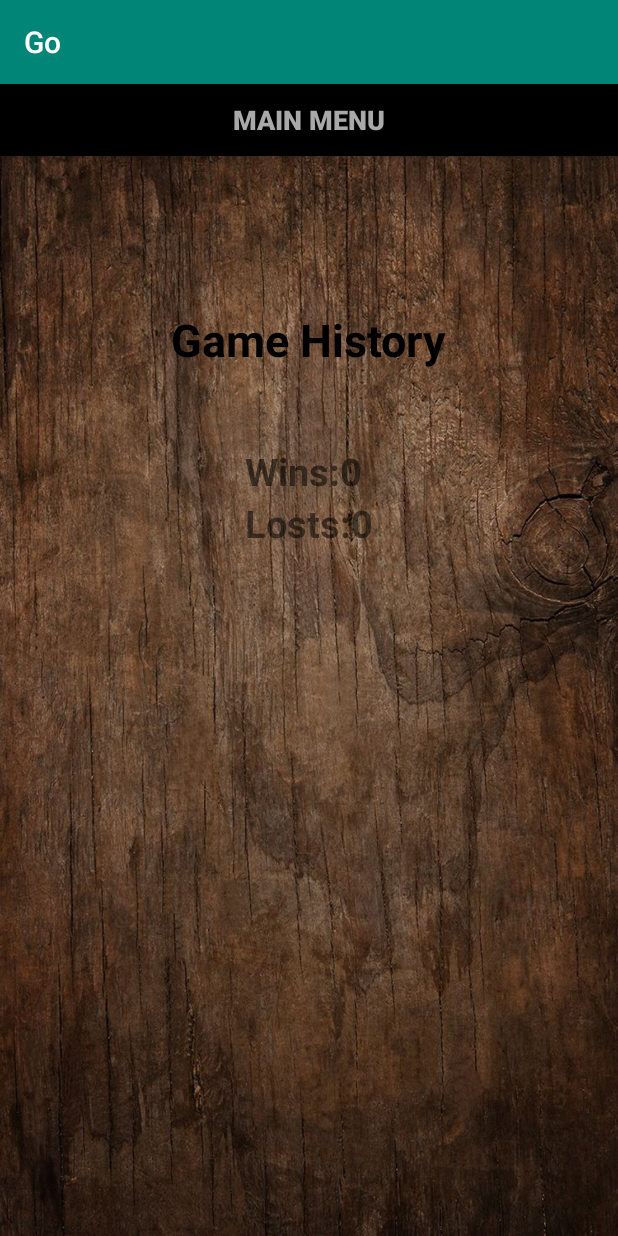
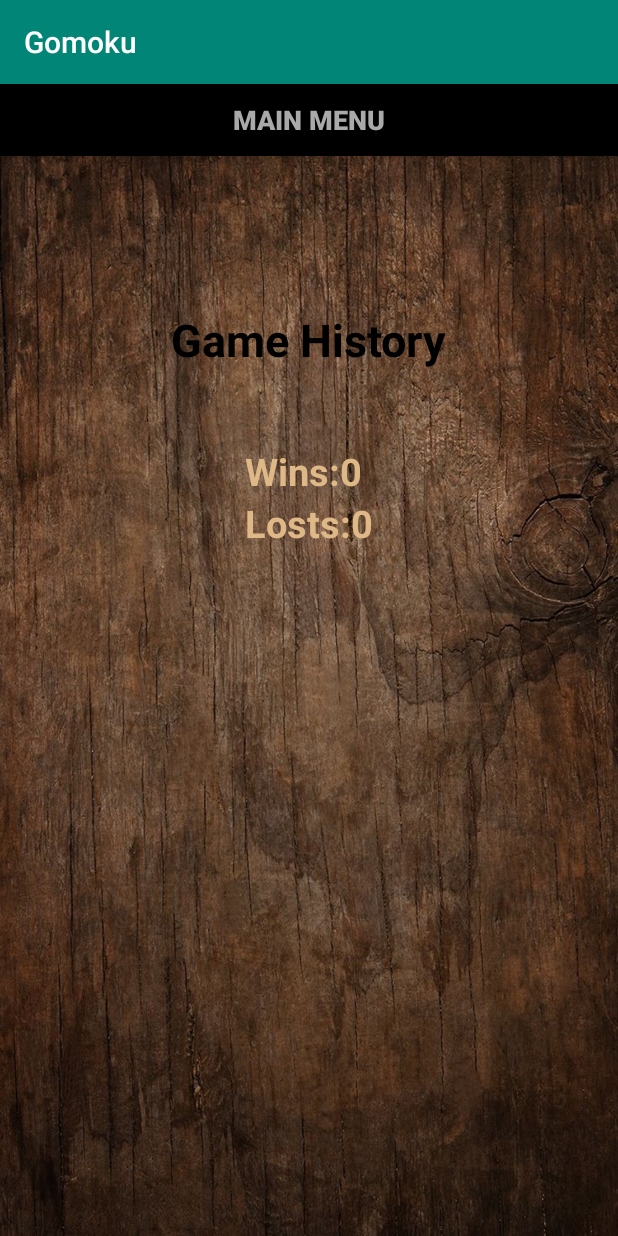
Before and after one commit to Hala-Alsouly/assignapp2019s1, an Android app: the GameRecord screen opened directly, with no data from a screen before it, on a phone screen of 412 x 824 dp. Run offline under Robolectric (Android 15) with nearby library versions, the phone set to English and light mode, and no system bars.

Commit message:
Change text color

```diff
--- a/app/src/main/res/layout/game_record.xml
+++ b/app/src/main/res/layout/game_record.xml
@@ -52,6 +52,7 @@
                 android:textSize="25dp"
                 android:textAllCaps="false"
                 android:textStyle="bold"
+                android:textColor="@color/BurlyWood"
                 android:layout_centerHorizontal="true"
                 />
             <TextView
@@ -62,6 +63,7 @@
                 android:textSize="25dp"
                 android:textAllCaps="false"
                 android:textStyle="bold"
+                android:textColor="@color/BurlyWood"
                 android:layout_centerHorizontal="true"
                 />
         </LinearLayout>
@@ -77,6 +79,7 @@
                 android:textSize="25dp"
                 android:textAllCaps="false"
                 android:textStyle="bold"
+                android:textColor="@color/BurlyWood"
                 android:layout_centerHorizontal="true"
                 />
             <TextView
@@ -87,6 +90,7 @@
                 android:textSize="25dp"
                 android:textAllCaps="false"
                 android:textStyle="bold"
+                android:textColor="@color/BurlyWood"
                 android:layout_centerHorizontal="true"
                 />
         </LinearLayout>
--- a/app/src/main/res/values/strings.xml
+++ b/app/src/main/res/values/strings.xml
@@ -1,5 +1,5 @@
 <resources>
-    <string name="app_name">Go</string>
+    <string name="app_name">Gomoku</string>
     <string name="instruction">Players taking turn to place black and white stones on the board, and
         whoever has 5 stones in a row first (horizontally, vertically, or diagonally) wins the game.
         If the bomb stone is placed on the board, the surrounding placed stones will blow up (vanish).
```
